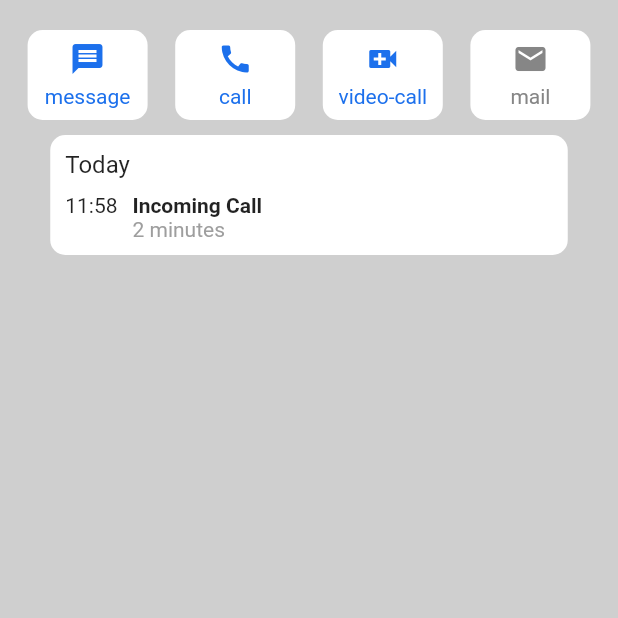
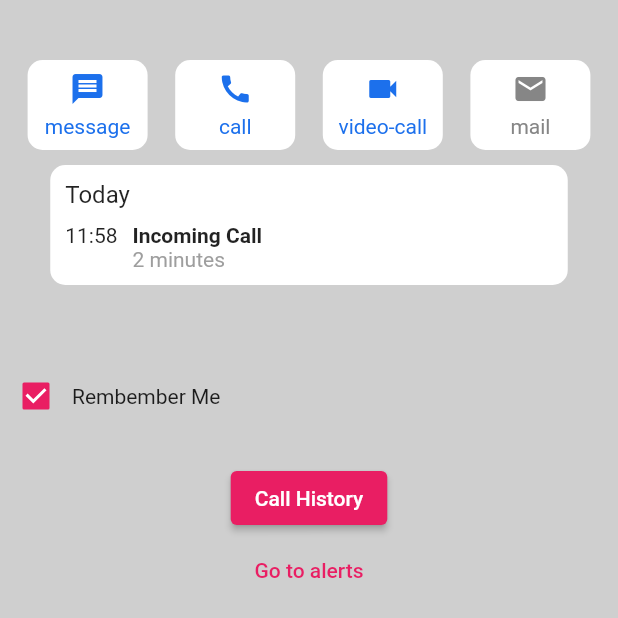
Before and after one commit to aakash018/flutter-learn, a Flutter app: the screen it shows after launch, on a phone screen of 412 x 824 dp, the top half of it. Run offline on Flutter 3.47's test engine with Material 2 defaults, Android fonts, the phone set to English and light mode, and no system bars; our stand-ins replace flutter_svg, google_fonts.

Commit message:
[ADDED] tin of stuff

```diff
--- a/lib/main.dart
+++ b/lib/main.dart
@@ -3,6 +3,10 @@ import 'package:google_fonts/google_fonts.dart';
 import 'package:flutter_svg/flutter_svg.dart';
 import 'package:test/practice/Caller.dart';
 import 'package:test/practice/Cards.dart';
+import 'package:test/practice/alertDialogsBox.dart';
+import 'package:test/practice/form.dart';
+import 'package:test/practice/myRadioButton.dart';
+import 'package:test/practice/TheColumn.dart';
 import 'package:test/practice/container.dart';
 import 'package:test/practice/profile.dart';
 
@@ -19,11 +23,16 @@ class MyApp extends StatelessWidget {
   Widget build(BuildContext context) {
     return MaterialApp(
       title: 'Flutter Demo',
+      routes: {
+        "/": (context) => const Caller(),
+        "/profile": (context) => const Profile(),
+        "/alert": (context) => const AlertBox()
+      },
       theme: ThemeData(
         // is not restarted.
         primarySwatch: Colors.pink,
       ),
-      home: const Caller(),
+      // home: const MyForm(),
       debugShowCheckedModeBanner: false,
     );
   }
--- a/lib/practice/Caller.dart
+++ b/lib/practice/Caller.dart
@@ -14,7 +14,7 @@ class Caller extends StatelessWidget {
       body: Container(
         child: Column(
           children: [
-            const SizedBox(height: 20),
+            const SizedBox(height: 40),
             // ignore: prefer_const_literals_to_create_immutables
             Row(mainAxisAlignment: MainAxisAlignment.spaceEvenly, children: [
               const OptionsHolder(
@@ -28,7 +28,7 @@ class Caller extends StatelessWidget {
                 color: Color.fromARGB(255, 28, 112, 236),
               ),
               const OptionsHolder(
-                icon: Icons.video_call,
+                icon: Icons.videocam,
                 label: "video-call",
                 color: Color.fromARGB(255, 28, 112, 236),
               ),
@@ -40,7 +40,31 @@ class Caller extends StatelessWidget {
             ]),
 
             const SizedBox(height: 10),
-            const NotificationContainer()
+            const NotificationContainer(),
+            const SizedBox(
+              height: 50,
+            ),
+            //? Checked Button
+            Row(
+              children: [
+                Checkbox(
+                  value: true,
+                  onChanged: (bool) => print(bool),
+                ),
+                const Text("Rembember Me")
+              ],
+            ),
+            const SizedBox(
+              height: 20,
+            ),
+            //? ElebatedButton
+            ElevatedButton(
+                onPressed: () => Navigator.pushNamed(context, "/profile"),
+                child: const Text("Call History")),
+
+            TextButton(
+                onPressed: () => Navigator.pushNamed(context, "/alert"),
+                child: const Text("Go to alerts"))
           ],
         ),
       ),
```
Also changed, not shown: lib/practice/TheColumn.dart (added, +51 -0 lines), lib/practice/alertDialogsBox.dart (added, +64 -0 lines), lib/practice/form.dart (added, +40 -0 lines), lib/practice/myRadioButton.dart (added, +53 -0 lines), lib/practice/profile.dart (+6 -1 lines), lib/practice/snackBars.dart (added, +11 -0 lines).
